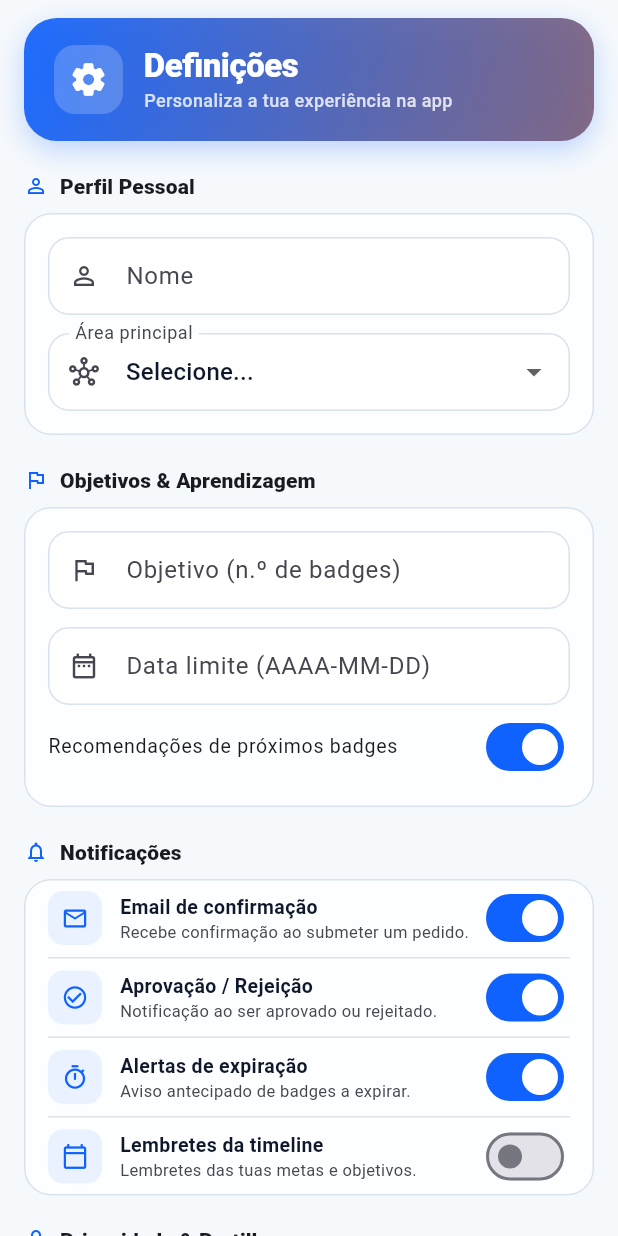
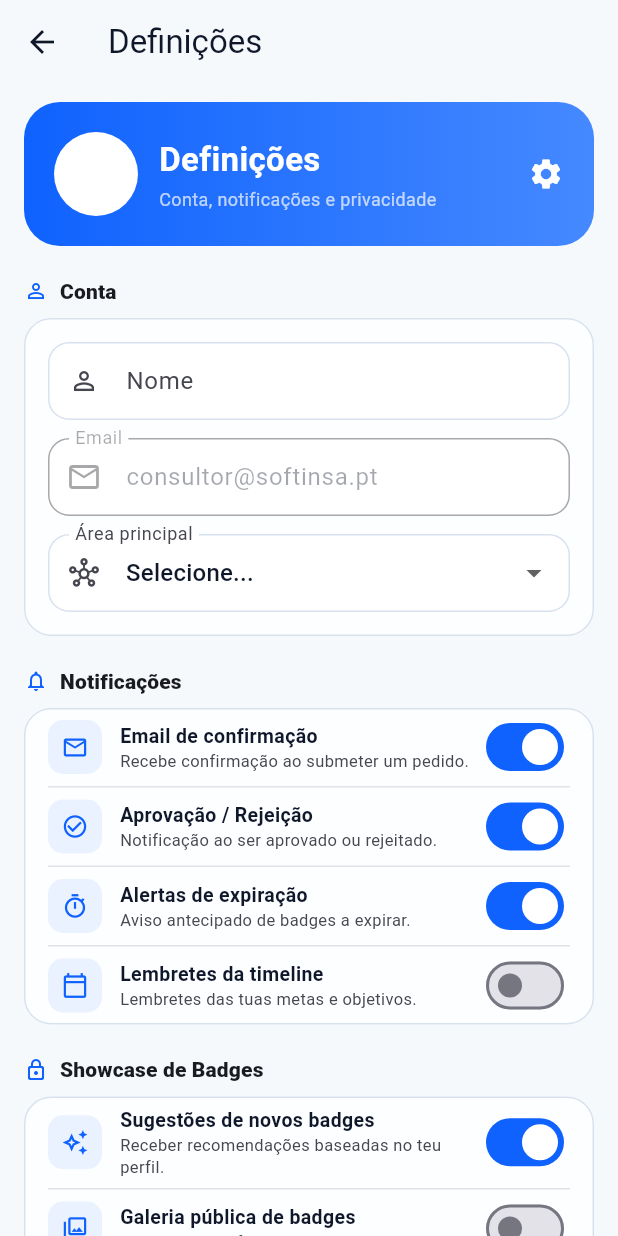
Before and after one commit to xTixa/BadgesPINT, a Flutter app: the SettingsPage screen opened directly, on a phone screen of 412 x 824 dp. Run offline on Flutter 3.47's test engine with Material 3 defaults, Android fonts, the phone set to English and light mode, and no system bars; our stand-ins replace file_picker, shared_preferences; missing offline and left inert: universal_html; accounts and stored records are empty; network calls fail.

Commit message:
feat: Revamp SettingsPage layout with improved sections for account, notifications, and privacy; enhance UI elements and remove unused language option

```diff
--- a/Mobile/mobile_app/lib/consultor/pages/settings_page.dart
+++ b/Mobile/mobile_app/lib/consultor/pages/settings_page.dart
@@ -22,7 +22,6 @@ class _SettingsPageState extends State<SettingsPage> {
   bool partilhaLinkedin = true;
   bool assinaturaEmail = false;
 
-  String idioma = 'Português';
   String areaPrincipal = 'Selecione...';
 
   @override
@@ -37,7 +36,10 @@ class _SettingsPageState extends State<SettingsPage> {
   Widget build(BuildContext context) {
     final scheme = Theme.of(context).colorScheme;
 
-    return ListView(
+    return Scaffold(
+      appBar: AppBar(title: const Text("Definições"), centerTitle: false),
+
+      body: ListView(
         padding: const EdgeInsets.fromLTRB(16, 12, 16, 100),
         children: <Widget>[
           // Header
@@ -45,7 +47,7 @@ class _SettingsPageState extends State<SettingsPage> {
           const SizedBox(height: 20),
 
           // Profile
-        _buildSectionLabel(context, 'Perfil Pessoal', Icons.person_outline),
+          _buildSectionLabel(context, 'Conta', Icons.person_outline),
           const SizedBox(height: 8),
           _buildCard(
             child: Padding(
@@ -57,6 +59,15 @@ class _SettingsPageState extends State<SettingsPage> {
                     decoration: const InputDecoration(
                       labelText: 'Nome',
                       prefixIcon: Icon(Icons.person_outline, size: 20),
+                    ),
+                  ),
+                  const SizedBox(height: 12),
+                  TextFormField(
+                    initialValue: "consultor@softinsa.pt",
+                    enabled: false,
+                    decoration: const InputDecoration(
+                      labelText: 'Email',
+                      prefixIcon: Icon(Icons.email_outlined),
                     ),
                   ),
                   const SizedBox(height: 12),
@@ -93,48 +104,6 @@ class _SettingsPageState extends State<SettingsPage> {
 
           const SizedBox(height: 20),
 
-        // Goals
-        _buildSectionLabel(
-          context,
-          'Objetivos & Aprendizagem',
-          Icons.flag_outlined,
-        ),
-        const SizedBox(height: 8),
-        _buildCard(
-          child: Padding(
-            padding: const EdgeInsets.all(16),
-            child: Column(
-              children: <Widget>[
-                TextField(
-                  controller: _objetivoController,
-                  keyboardType: TextInputType.number,
-                  decoration: const InputDecoration(
-                    labelText: 'Objetivo (n.º de badges)',
-                    prefixIcon: Icon(Icons.flag_outlined, size: 20),
-                  ),
-                ),
-                const SizedBox(height: 12),
-                TextField(
-                  controller: _dataLimiteController,
-                  decoration: const InputDecoration(
-                    labelText: 'Data limite (AAAA-MM-DD)',
-                    prefixIcon: Icon(Icons.date_range_outlined, size: 20),
-                  ),
-                ),
-                const SizedBox(height: 4),
-                _buildSwitch(
-                  value: recomendacoesBadges,
-                  onChanged: (v) => setState(() => recomendacoesBadges = v),
-                  title: 'Recomendações de próximos badges',
-                ),
-              ],
-            ),
-          ),
-        ),
-
-        const SizedBox(height: 20),
-
-        // Notifications
           _buildSectionLabel(
             context,
             'Notificações',
@@ -187,7 +156,7 @@ class _SettingsPageState extends State<SettingsPage> {
           // Privacy
           _buildSectionLabel(
             context,
-          'Privacidade & Partilha',
+            'Showcase de Badges',
             Icons.lock_outline_rounded,
           ),
           const SizedBox(height: 8),
@@ -195,11 +164,11 @@ class _SettingsPageState extends State<SettingsPage> {
             child: Column(
               children: <Widget>[
                 _buildSwitchTile(
-                value: rgpdPublicacao,
-                onChanged: (v) => setState(() => rgpdPublicacao = v),
-                title: 'Aceito os termos RGPD',
-                subtitle: 'Permite publicação de badges no exterior.',
-                icon: Icons.gavel_rounded,
+                  value: recomendacoesBadges,
+                  onChanged: (v) => setState(() => recomendacoesBadges = v),
+                  title: 'Sugestões de novos badges',
+                  subtitle: 'Receber recomendações baseadas no teu perfil.',
+                  icon: Icons.auto_awesome_outlined,
                   scheme: scheme,
                   isFirst: true,
                 ),
@@ -234,32 +203,37 @@ class _SettingsPageState extends State<SettingsPage> {
 
           const SizedBox(height: 20),
 
-        // Interface
-        _buildSectionLabel(context, 'Interface', Icons.language_outlined),
-        const SizedBox(height: 8),
+          _buildSectionLabel(
+            context,
+            'Privacidade',
+            Icons.privacy_tip_outlined,
+          ),
           _buildCard(
-          child: Padding(
-            padding: const EdgeInsets.all(16),
-            child: DropdownButtonFormField<String>(
-              value: idioma,
-              decoration: const InputDecoration(
-                labelText: 'Idioma da aplicação',
-                prefixIcon: Icon(Icons.language_outlined, size: 20),
+            child: Column(
+              children: [
+                _buildSwitchTile(
+                  value: rgpdPublicacao,
+                  onChanged: (v) => setState(() => rgpdPublicacao = v),
+                  title: 'Aceito os termos RGPD',
+                  subtitle: 'Permite publicação de badges no exterior.',
+                  icon: Icons.gavel_rounded,
+                  scheme: scheme,
+                  isFirst: true,
+                  isLast: true,
                 ),
-              items:
-                  const <String>['Português', 'Inglês', 'Espanhol']
-                      .map(
-                        (String item) => DropdownMenuItem<String>(
-                          value: item,
-                          child: Text(item),
+              ],
             ),
-                      )
-                      .toList(),
-              onChanged: (String? value) {
-                if (value == null) return;
-                setState(() => idioma = value);
-              },
           ),
+          _buildCard(
+            child: Column(
+              children: [
+                ListTile(
+                  leading: const Icon(Icons.password),
+                  title: const Text("Alterar Password"),
+                  trailing: const Icon(Icons.chevron_right),
+                  onTap: () {},
+                ),
+              ],
             ),
           ),
 
@@ -285,68 +259,60 @@ class _SettingsPageState extends State<SettingsPage> {
             ),
           ),
         ],
+      ),
     );
   }
 
   Widget _buildHeader(BuildContext context, ColorScheme scheme) {
     return Container(
-      padding: const EdgeInsets.symmetric(horizontal: 20, vertical: 18),
+      padding: const EdgeInsets.all(20),
       decoration: BoxDecoration(
-        borderRadius: BorderRadius.circular(22),
-        gradient: LinearGradient(
-          begin: Alignment.topLeft,
-          end: Alignment.bottomRight,
-          colors: <Color>[
-            scheme.primary.withOpacity(0.92),
-            scheme.tertiary.withOpacity(0.85),
-          ],
+        borderRadius: BorderRadius.circular(24),
+        gradient: const LinearGradient(
+          colors: [Color(0xFF0F62FE), Color(0xFF4589FF)],
         ),
-        boxShadow: <BoxShadow>[
-          BoxShadow(
-            color: scheme.primary.withOpacity(0.25),
-            blurRadius: 16,
-            offset: const Offset(0, 6),
-          ),
-        ],
       ),
       child: Row(
-        children: <Widget>[
-          Container(
-            padding: const EdgeInsets.all(10),
-            decoration: BoxDecoration(
-              color: Colors.white.withOpacity(0.2),
-              borderRadius: BorderRadius.circular(14),
-            ),
-            child: const Icon(
-              Icons.settings_rounded,
-              color: Colors.white,
-              size: 26,
+        children: [
+          CircleAvatar(
+            radius: 28,
+            backgroundColor: Colors.white,
+            child: Text(
+              "",
+              style: TextStyle(
+                color: scheme.primary,
+                fontWeight: FontWeight.bold,
+                fontSize: 20,
               ),
             ),
+          ),
+
           const SizedBox(width: 14),
-          Expanded(
+
+          const Expanded(
             child: Column(
               crossAxisAlignment: CrossAxisAlignment.start,
-              children: <Widget>[
+              children: [
                 Text(
-                  'Definições',
-                  style: Theme.of(context).textTheme.titleLarge?.copyWith(
+                  "Definições",
+                  style: TextStyle(
                     color: Colors.white,
-                    fontWeight: FontWeight.w900,
-                    letterSpacing: -0.3,
+                    fontWeight: FontWeight.bold,
+                    fontSize: 22,
                   ),
                 ),
+
+                SizedBox(height: 2),
+
                 Text(
-                  'Personaliza a tua experiência na app',
-                  style: TextStyle(
-                    color: Colors.white.withOpacity(0.8),
-                    fontSize: 12,
-                    fontWeight: FontWeight.w500,
-                  ),
+                  "Conta, notificações e privacidade",
+                  style: TextStyle(color: Colors.white70, fontSize: 12),
                 ),
               ],
             ),
           ),
+
+          const Icon(Icons.settings, color: Colors.white),
         ],
       ),
     );
```
Lines whose indentation alone changed are shown as unchanged.
